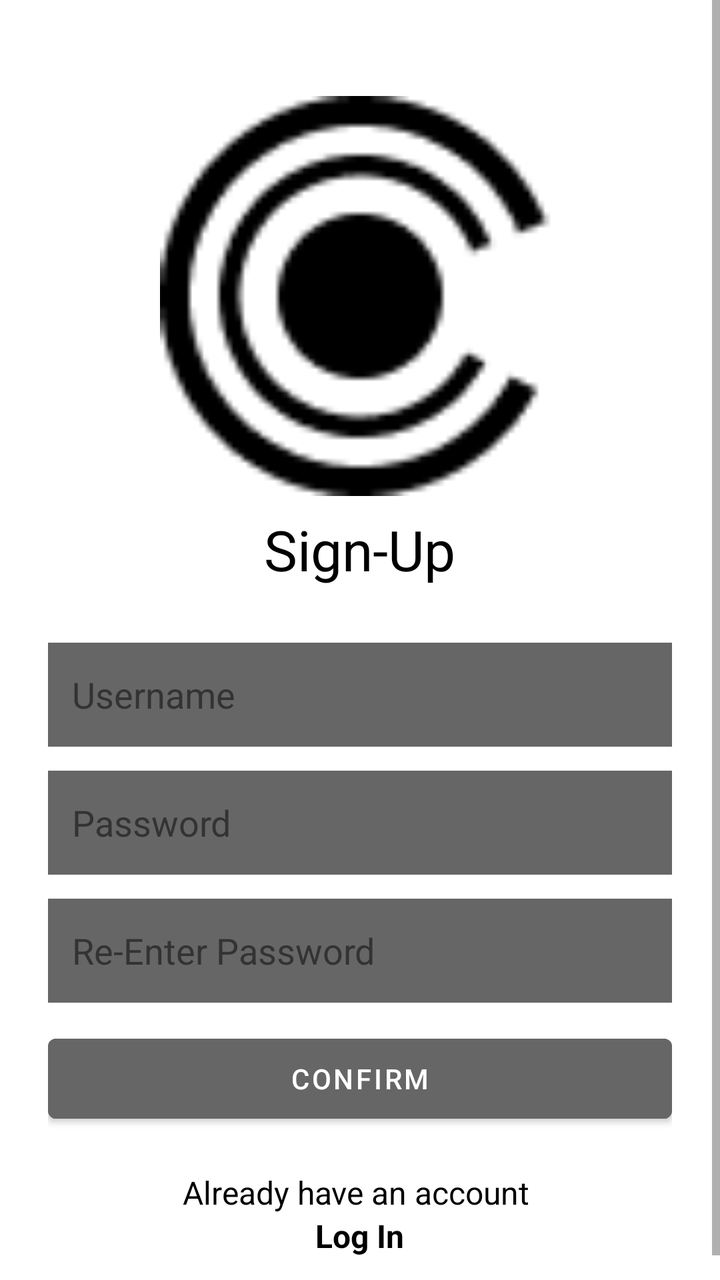
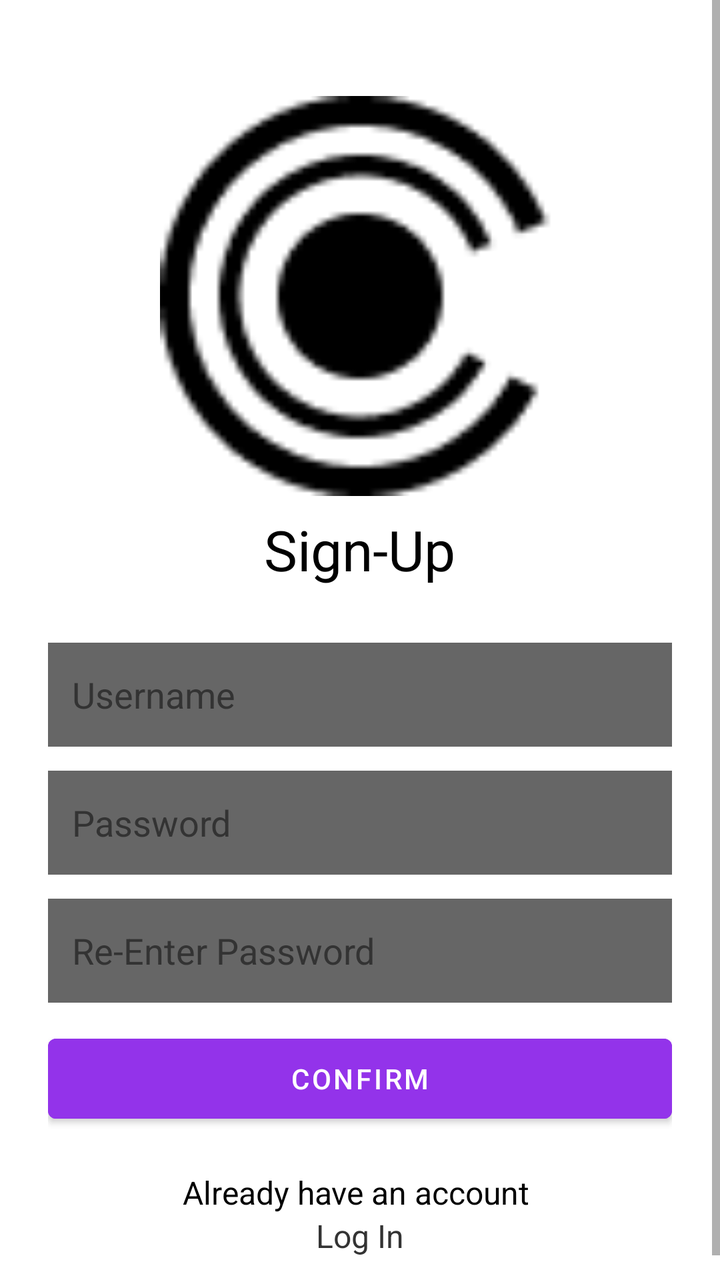

Before-and-after screenshots of an Android layout around one commit, followed by the original layout XML and the change that was made.
<!-- AndroidManifest.xml: activity theme Theme.Ser210finalclient -->
<!-- res/layout/activity_signup.xml -->
<?xml version="1.0" encoding="utf-8"?>
<ScrollView xmlns:android="http://schemas.android.com/apk/res/android"
    android:layout_width="match_parent"
    android:layout_height="match_parent"
    android:background="@color/screen_background">

    <LinearLayout
        android:layout_width="match_parent"
        android:layout_height="wrap_content"
        android:gravity="center_horizontal"
        android:orientation="vertical"
        android:paddingStart="24dp"
        android:paddingTop="48dp"
        android:paddingEnd="24dp"
        android:paddingBottom="24dp">

        <ImageView
            android:layout_width="300dp"
            android:layout_height="200dp"
            android:layout_gravity="center_horizontal"
            android:adjustViewBounds="true"
            android:contentDescription="@string/app_name"
            android:src="@drawable/login_logo" />

        <TextView
            android:layout_width="wrap_content"
            android:layout_height="wrap_content"
            android:layout_marginTop="8dp"
            android:text="Sign-Up"
            android:textColor="@color/primary_text"
            android:textSize="28sp" />

        <EditText
            android:id="@+id/signupUsernameInput"
            android:layout_width="match_parent"
            android:layout_height="52dp"
            android:layout_marginTop="28dp"
            android:background="#666666"
            android:hint="Username"
            android:imeOptions="actionNext"
            android:inputType="textEmailAddress"
            android:paddingStart="12dp"
            android:paddingEnd="12dp"
            android:textColor="@color/primary_text"
            android:textColorHint="@color/secondary_text" />

        <EditText
            android:id="@+id/signupPasswordInput"
            android:layout_width="match_parent"
            android:layout_height="52dp"
            android:layout_marginTop="12dp"
            android:background="#666666"
            android:hint="Password"
            android:imeOptions="actionNext"
            android:inputType="textPassword"
            android:paddingStart="12dp"
            android:paddingEnd="12dp"
            android:textColor="@color/primary_text"
            android:textColorHint="@color/secondary_text" />

        <EditText
            android:id="@+id/signupPasswordConfirmInput"
            android:layout_width="match_parent"
            android:layout_height="52dp"
            android:layout_marginTop="12dp"
            android:background="#666666"
            android:hint="Re-Enter Password"
            android:imeOptions="actionDone"
            android:inputType="textPassword"
            android:paddingStart="12dp"
            android:paddingEnd="12dp"
            android:textColor="@color/primary_text"
            android:textColorHint="@color/secondary_text" />

        <Button
            android:id="@+id/signupConfirmButton"
            android:layout_width="match_parent"
            android:layout_height="52dp"
            android:layout_marginTop="12dp"
            android:backgroundTint="#666666"
            android:text="CONFIRM"
            android:textAllCaps="true"
            android:textColor="#FFFFFF" />

        <TextView
            android:layout_width="wrap_content"
            android:layout_height="wrap_content"
            android:layout_marginTop="20dp"
            android:text="Already have an account "
            android:textColor="@color/primary_text"
            android:textSize="16sp" />

        <TextView
            android:id="@+id/signupLoginText"
            android:layout_width="wrap_content"
            android:layout_height="wrap_content"
            android:clickable="true"
            android:focusable="true"
            android:text="Log In"
            android:textColor="@color/primary_text"
            android:textSize="16sp"
            android:textStyle="bold" />

    </LinearLayout>
</ScrollView>
<!-- resources referenced by this layout -->
<resources>
  <color name="primary_text">#FF000000</color>
  <color name="screen_background">#FFFFFFFF</color>
  <color name="secondary_text">#FF333333</color>
  <!-- drawable login_logo (drawable) -->
  <?xml version="1.0" encoding="utf-8"?>
  <bitmap xmlns:android="http://schemas.android.com/apk/res/android"
      android:gravity="center"
      android:src="@drawable/login_logo_light" />
  <string name="app_name">ser210-final-client</string>
  <style name="Theme.Ser210finalclient" parent="Theme.MaterialComponents.DayNight.NoActionBar" />
  <!-- drawable login_logo_light: png bitmap (drawable, 1567 bytes) -->
</resources>

<!-- the commit's change to res/layout/activity_signup.xml (unified diff, before → after) -->
@@ -77,10 +77,10 @@
             android:layout_width="match_parent"
             android:layout_height="52dp"
             android:layout_marginTop="12dp"
-            android:backgroundTint="#666666"
+            android:backgroundTint="@color/brand_purple_button"
             android:text="CONFIRM"
             android:textAllCaps="true"
-            android:textColor="#FFFFFF" />
+            android:textColor="@color/white" />
 
         <TextView
             android:layout_width="wrap_content"
@@ -97,9 +97,8 @@
             android:clickable="true"
             android:focusable="true"
             android:text="Log In"
-            android:textColor="@color/primary_text"
-            android:textSize="16sp"
-            android:textStyle="bold" />
+            android:textColor="@color/secondary_text"
+            android:textSize="16sp" />
 
     </LinearLayout>
 </ScrollView>
<!-- resource entries referenced after the edit -->
@@ -1,8 +1,10 @@
 <!-- resources referenced by this layout -->
 <resources>
+  <color name="brand_purple_button">#FF9333EA</color>
   <color name="primary_text">#FF000000</color>
   <color name="screen_background">#FFFFFFFF</color>
   <color name="secondary_text">#FF333333</color>
+  <color name="white">#FFFFFFFF</color>
   <!-- drawable login_logo (drawable) -->
   <?xml version="1.0" encoding="utf-8"?>
   <bitmap xmlns:android="http://schemas.android.com/apk/res/android"
